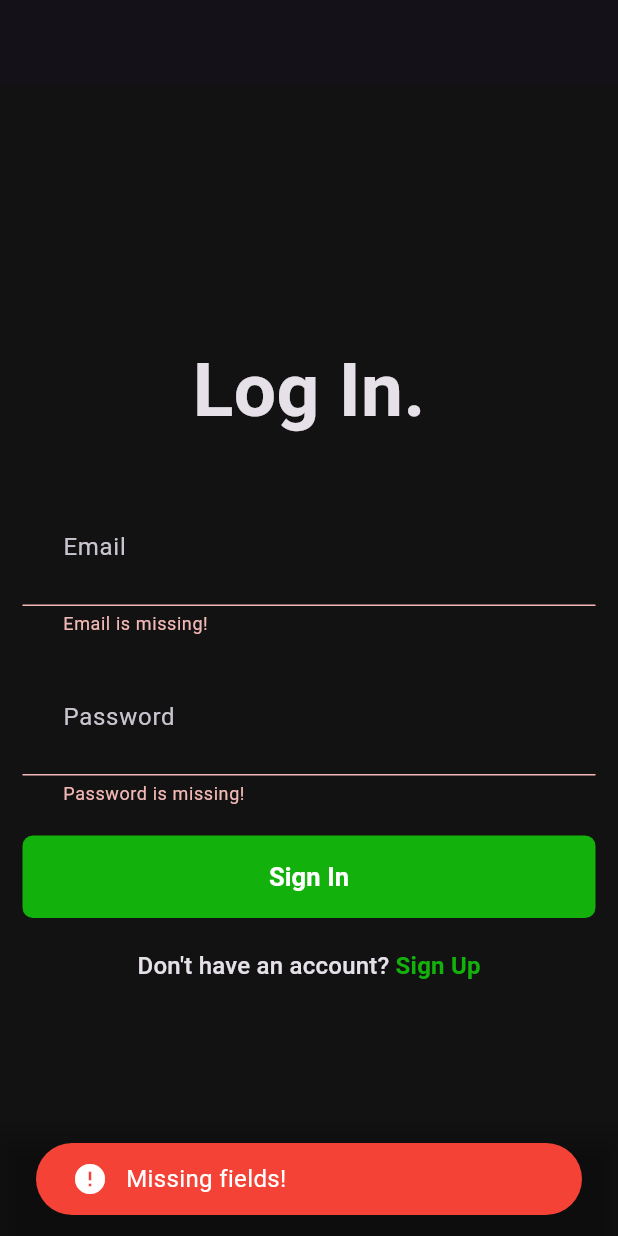
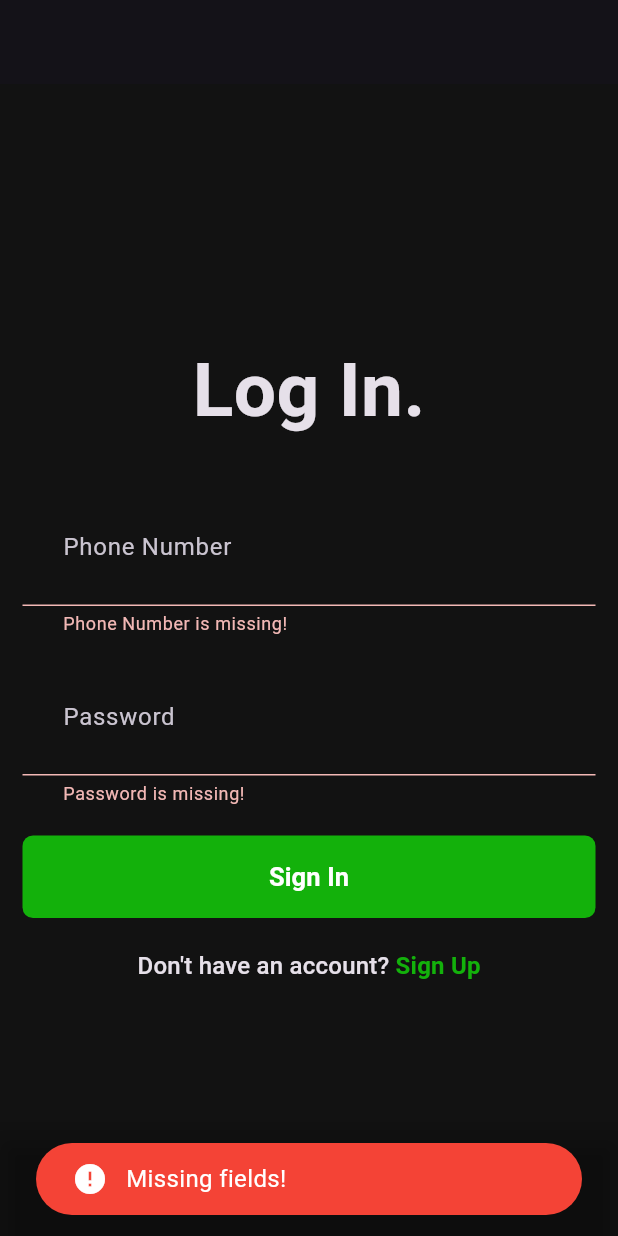
Before and after one commit to Daksh-K-11/Healthify, a Flutter app: the screen it shows after launch, after a tap on "Sign In", on a phone screen of 412 x 824 dp. Run offline on Flutter 3.47's test engine with Material 3 defaults, Android fonts, the phone set to English and light mode, and no system bars; our stand-ins replace flutter_riverpod, simple_animations; network calls fail.

Commit message:
login done

```diff
--- a/lib/auth/pages/login.dart
+++ b/lib/auth/pages/login.dart
@@ -1,6 +1,7 @@
 import 'package:flutter/material.dart';
 import 'package:flutter_riverpod/flutter_riverpod.dart';
 import 'package:healthify/auth/widgets/auth_gradient_button.dart';
+import 'package:healthify/core/pages/main_scaffold.dart';
 import 'package:healthify/core/widgets/custom_field.dart';
 import 'package:healthify/auth/pages/signup.dart';
 import 'package:healthify/core/theme/pallete.dart';
@@ -48,8 +49,9 @@ class _LoginPageState extends ConsumerState<LoginPage> {
                   ),
                   const SizedBox(height: 30),
                   CustomField(
-                    hintText: 'Email',
+                    hintText: 'Phone Number',
                     controller: emailController,
+                    keyBoardType: TextInputType.phone,
                   ),
                   const SizedBox(height: 15),
                   CustomField(
@@ -62,6 +64,8 @@ class _LoginPageState extends ConsumerState<LoginPage> {
                     buttonText: 'Sign In',
                     onTap: () async {
                       if (formKey.currentState!.validate()) {
+                        Navigator.of(context).pushReplacement(MaterialPageRoute(
+                            builder: (ctx) => const MainScaffold()));
                       } else {
                         showSnackBar(context, 'Missing fields!', false);
                       }
@@ -83,7 +87,6 @@ class _LoginPageState extends ConsumerState<LoginPage> {
                           TextSpan(
                             text: 'Sign Up',
                             style: TextStyle(
-                              // color: Pallete.gradient2,
                               color: Pallete.gradient1,
                               fontWeight: FontWeight.bold,
                             ),
--- a/lib/core/constant.dart
+++ b/lib/core/constant.dart
@@ -1,2 +1,2 @@
-String baseUrl = "http://192.168.189.142:8023/api";
+String baseUrl = "http://192.168.189.116:8023/api";
 late String bearerToken;
--- a/lib/question/widgets/summary_screen.dart
+++ b/lib/question/widgets/summary_screen.dart
@@ -1,5 +1,6 @@
 import 'dart:convert';
 import 'package:flutter/material.dart';
+import 'package:healthify/core/constant.dart';
 import 'package:healthify/core/utils.dart';
 import 'package:http/http.dart' as http;
 import 'package:healthify/core/theme/pallete.dart';
@@ -150,7 +151,7 @@ class _SummaryScreenState extends State<SummaryScreen>
 
     try {
       final response = await http.post(
-        Uri.parse('/auth/signup/'),
+        Uri.parse('$baseUrl/auth/signup/'),
         headers: {"Content-Type": "application/json"},
         body: jsonEncode(requestData),
       );
```
Also changed, not shown: lib/auth/service/login_service.dart (added, +31 -0 lines), lib/core/pages/main_scaffold.dart (added, +20 -0 lines).
